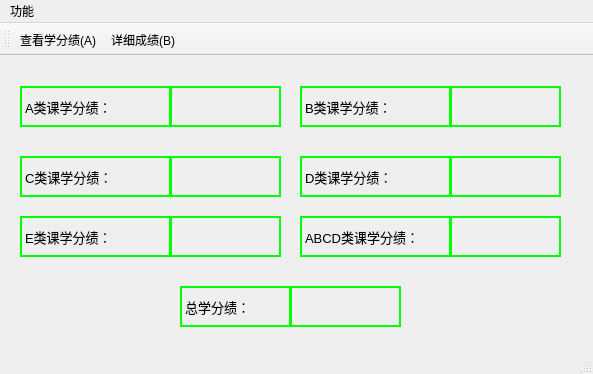
Above: NKer/mainwindow.ui from chendante/NKer-Qt before the change. Below: the same form after it.
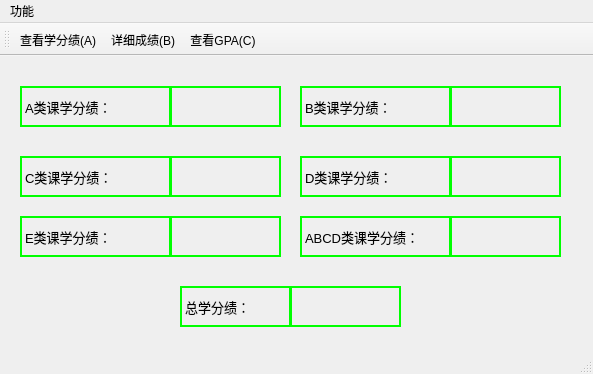
That is the form after the change.

What changed in the file:
```diff
--- a/NKer/mainwindow.ui
+++ b/NKer/mainwindow.ui
@@ -322,6 +322,7 @@
    </attribute>
    <addaction name="action_A"/>
    <addaction name="action_B"/>
+   <addaction name="action_GPA_C"/>
   </widget>
   <widget class="QStatusBar" name="statusBar"/>
   <action name="action_A">
@@ -340,6 +341,14 @@
     <string>Ctrl+B</string>
    </property>
   </action>
+  <action name="action_GPA_C">
+   <property name="text">
+    <string>查看GPA(&amp;C)</string>
+   </property>
+   <property name="shortcut">
+    <string>Ctrl+C</string>
+   </property>
+  </action>
  </widget>
  <layoutdefault spacing="6" margin="11"/>
  <resources/>
```
Left out of the diff: 1 changed line with no effect on the pictures.
